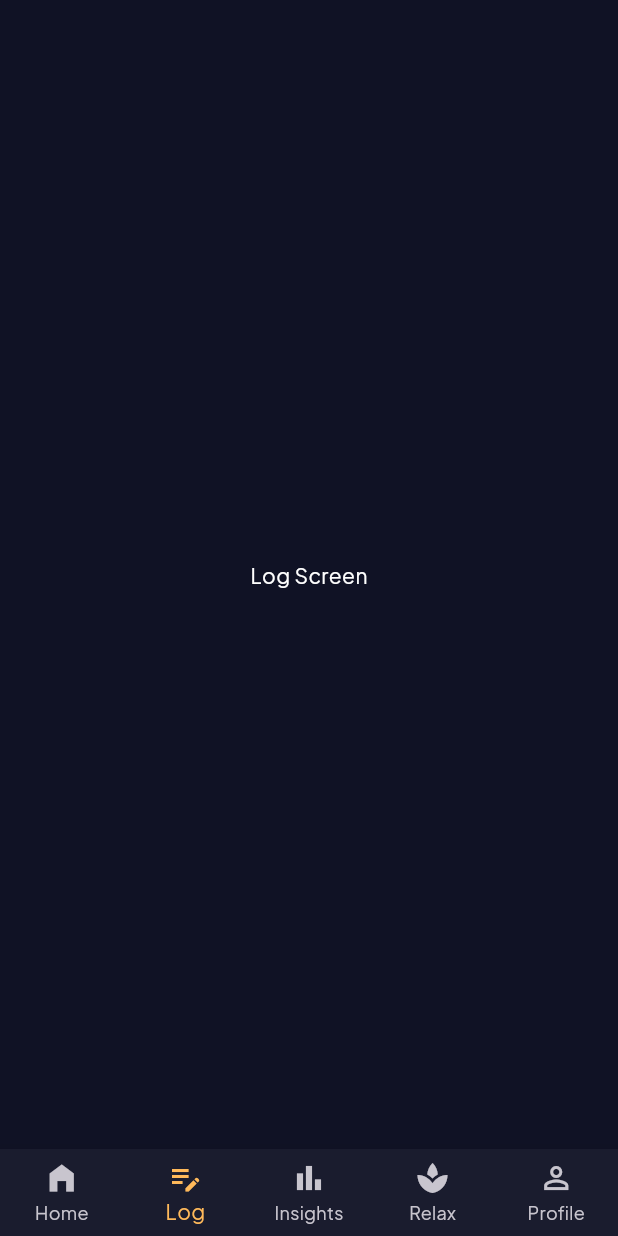
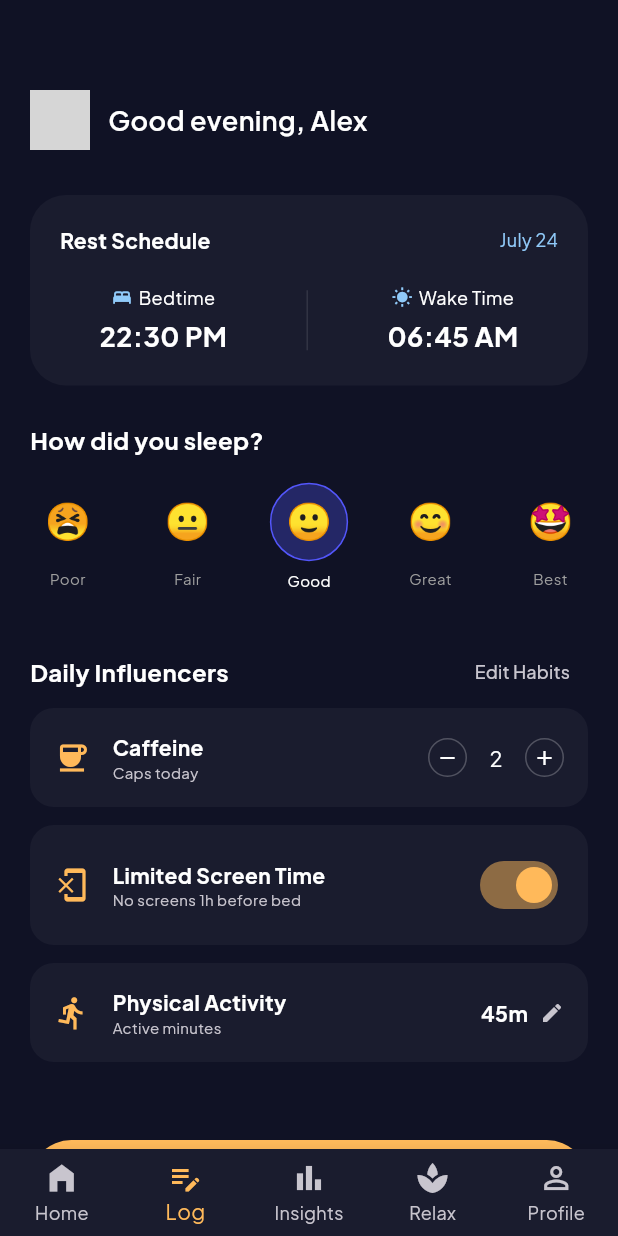
Before and after one commit to raziansabri04/sleep_cycle_buddy, a Flutter app: the screen it shows after launch, item 2 of the bottom bar chosen, on a phone screen of 412 x 824 dp. Run offline on Flutter 3.47's test engine with Material 3 defaults, Android fonts, the phone set to English and light mode, and no system bars; our stand-ins replace fl_chart, google_fonts; network calls fail; grey boxes are pictures that could not be loaded.

Commit message:
Membuat halaman insight dan sleep log

```diff
--- a/lib/main.dart
+++ b/lib/main.dart
@@ -1,6 +1,8 @@
 import 'package:flutter/material.dart';
 import 'package:google_fonts/google_fonts.dart'; // Import Google Fonts
 import 'package:sleep_cycle_buddy/screens/dashboard_screen.dart';
+import 'package:sleep_cycle_buddy/screens/sleep_log_screen.dart';
+import 'package:sleep_cycle_buddy/screens/insight_screen.dart';
 
 void main() {
   runApp(const SleepCycleApp());
@@ -53,9 +55,9 @@ class _MainNavigationState extends State<MainNavigation> {
   int _selectedIndex = 0;
 
   final List<Widget> _screens = [
-    const DashboardScreen(), // Ganti teks placeholder dengan Widget asli
-    const Center(child: Text("Log Screen")),
-    const Center(child: Text("Insights Screen")),
+    const DashboardScreen(),
+    const SleepLogScreen(),
+    const InsightScreen(),
     const Center(child: Text("Relax Screen")),
     const Center(child: Text("Profile Screen")),
   ];
--- /dev/null
+++ b/lib/screens/sleep_log_screen.dart
@@ -0,0 +1,214 @@
+import 'package:flutter/material.dart';
+import 'package:google_fonts/google_fonts.dart';
+
+class SleepLogScreen extends StatefulWidget {
+  const SleepLogScreen({super.key});
+
+  @override
+  State<SleepLogScreen> createState() => _SleepLogScreenState();
+}
+
+class _SleepLogScreenState extends State<SleepLogScreen> {
+  // State untuk menyimpan pilihan user
+  int selectedEmoji = 2; // Default: Good
+  int caffeineCount = 2;
+  bool isLimitedScreenTime = true;
+
+  @override
+  Widget build(BuildContext context) {
+    return Scaffold(
+      body: SingleChildScrollView(
+        padding: const EdgeInsets.symmetric(horizontal: 20),
+        child: Column(
+          crossAxisAlignment: CrossAxisAlignment.start,
+          children: [
+            const SizedBox(height: 60),
+
+            // Header
+            Row(
+              children: [
+                const CircleAvatar(radius: 20, backgroundImage: NetworkImage('https://i.pravatar.cc/150?u=alex')),
+                const SizedBox(width: 12),
+                Text("Good evening, Alex", style: GoogleFonts.plusJakartaSans(fontSize: 18, fontWeight: FontWeight.w600)),
+              ],
+            ),
+            const SizedBox(height: 30),
+
+            // 1. Rest Schedule Card
+            _buildScheduleCard(),
+            const SizedBox(height: 25),
+
+            // 2. Sleep Rating Section
+            Text("How did you sleep?", style: GoogleFonts.plusJakartaSans(fontSize: 16, fontWeight: FontWeight.bold)),
+            const SizedBox(height: 15),
+            _buildEmojiRating(),
+            const SizedBox(height: 30),
+
+            // 3. Daily Influencers Section
+            Row(
+              mainAxisAlignment: MainAxisAlignment.spaceBetween,
+              children: [
+                Text("Daily Influencers", style: GoogleFonts.plusJakartaSans(fontSize: 16, fontWeight: FontWeight.bold)),
+                TextButton(onPressed: () {}, child: const Text("Edit Habits", style: TextStyle(color: Color(0xFFC8C5CE), fontSize: 12))),
+              ],
+            ),
+            _buildInfluencerItem(
+              icon: Icons.coffee,
+              title: "Caffeine",
+              subtitle: "Caps today",
+              trailing: Row(
+                children: [
+                  _circleBtn(Icons.remove, () => setState(() => caffeineCount--)),
+                  Padding(padding: const EdgeInsets.symmetric(horizontal: 15), child: Text("$caffeineCount")),
+                  _circleBtn(Icons.add, () => setState(() => caffeineCount++)),
+                ],
+              ),
+            ),
+            _buildInfluencerItem(
+              icon: Icons.phonelink_erase,
+              title: "Limited Screen Time",
+              subtitle: "No screens 1h before bed",
+              trailing: Switch(
+                value: isLimitedScreenTime,
+                activeColor: const Color(0xFFFFB95A),
+                onChanged: (val) => setState(() => isLimitedScreenTime = val),
+              ),
+            ),
+            _buildInfluencerItem(
+              icon: Icons.directions_run,
+              title: "Physical Activity",
+              subtitle: "Active minutes",
+              trailing: const Row(
+                children: [
+                  Text("45m", style: TextStyle(fontWeight: FontWeight.bold)),
+                  SizedBox(width: 8),
+                  Icon(Icons.edit, size: 16, color: Color(0xFFC8C5CE)),
+                ],
+              ),
+            ),
+
+            const SizedBox(height: 40),
+
+            // 4. Save Button
+            SizedBox(
+              width: double.infinity,
+              height: 55,
+              child: ElevatedButton(
+                onPressed: () {
+                  ScaffoldMessenger.of(context).showSnackBar(const SnackBar(content: Text("Log Saved!")));
+                },
+                style: ElevatedButton.styleFrom(
+                  backgroundColor: const Color(0xFFFFB95A),
+                  shape: RoundedRectangleBorder(borderRadius: BorderRadius.circular(30)),
+                ),
+                child: const Text("Save", style: TextStyle(color: Colors.black, fontWeight: FontWeight.bold, fontSize: 16)),
+              ),
+            ),
+            const SizedBox(height: 40),
+          ],
+        ),
+      ),
+    );
+  }
+
+  Widget _buildScheduleCard() {
+    return Container(
+      padding: const EdgeInsets.all(20),
+      decoration: BoxDecoration(color: const Color(0xFF1A1C2E), borderRadius: BorderRadius.circular(24)),
+      child: Column(
+        children: [
+          Row(
+            mainAxisAlignment: MainAxisAlignment.spaceBetween,
+            children: [
+              const Text("Rest Schedule", style: TextStyle(fontWeight: FontWeight.bold)),
+              Text("July 24", style: TextStyle(color: Colors.blue[200], fontSize: 12)),
+            ],
+          ),
+          const SizedBox(height: 20),
+          Row(
+            mainAxisAlignment: MainAxisAlignment.spaceAround,
+            children: [
+              _timeInfo(Icons.bed, "Bedtime", "22:30 PM"),
+              Container(width: 1, height: 40, color: Colors.white10),
+              _timeInfo(Icons.wb_sunny, "Wake Time", "06:45 AM"),
+            ],
+          )
+        ],
+      ),
+    );
+  }
+
+  Widget _timeInfo(IconData icon, String title, String time) {
+    return Column(
+      children: [
+        Row(children: [Icon(icon, size: 14, color: Colors.blue[200]), const SizedBox(width: 4), Text(title, style: const TextStyle(fontSize: 12))]),
+        const SizedBox(height: 4),
+        Text(time, style: const TextStyle(fontSize: 18, fontWeight: FontWeight.bold)),
+      ],
+    );
+  }
+
+  Widget _buildEmojiRating() {
+    List<String> emojis = ["😫", "😐", "🙂", "😊", "🤩"];
+    List<String> labels = ["Poor", "Fair", "Good", "Great", "Best"];
+    return Row(
+      mainAxisAlignment: MainAxisAlignment.spaceBetween,
+      children: List.generate(5, (index) {
+        bool isSelected = selectedEmoji == index;
+        return GestureDetector(
+          onTap: () => setState(() => selectedEmoji = index),
+          child: Column(
+            children: [
+              Container(
+                padding: const EdgeInsets.all(10),
+                decoration: BoxDecoration(
+                  color: isSelected ? const Color(0xFF5356FB).withOpacity(0.3) : Colors.transparent,
+                  shape: BoxShape.circle,
+                  border: isSelected ? Border.all(color: const Color(0xFF5356FB)) : null,
+                ),
+                child: Text(emojis[index], style: const TextStyle(fontSize: 24)),
+              ),
+              const SizedBox(height: 4),
+              Text(labels[index], style: TextStyle(fontSize: 10, color: isSelected ? Colors.white : Colors.grey)),
+            ],
+          ),
+        );
+      }),
+    );
+  }
+
+  Widget _buildInfluencerItem({required IconData icon, required String title, required String subtitle, required Widget trailing}) {
+    return Container(
+      margin: const EdgeInsets.only(bottom: 12),
+      padding: const EdgeInsets.all(16),
+      decoration: BoxDecoration(color: const Color(0xFF1A1C2E), borderRadius: BorderRadius.circular(16)),
+      child: Row(
+        children: [
+          Icon(icon, color: const Color(0xFFFFB95A)),
+          const SizedBox(width: 15),
+          Expanded(
+            child: Column(
+              crossAxisAlignment: CrossAxisAlignment.start,
+              children: [
+                Text(title, style: const TextStyle(fontWeight: FontWeight.bold)),
+                Text(subtitle, style: const TextStyle(fontSize: 10, color: Color(0xFFC8C5CE))),
+              ],
+            ),
+          ),
+          trailing
+        ],
+      ),
+    );
+  }
+
+  Widget _circleBtn(IconData icon, VoidCallback onTap) {
+    return GestureDetector(
+      onTap: onTap,
+      child: Container(
+        padding: const EdgeInsets.all(4),
+        decoration: BoxDecoration(shape: BoxShape.circle, border: Border.all(color: Colors.white24)),
+        child: Icon(icon, size: 16, color: Colors.white),
+      ),
+    );
+  }
+}
```
Also changed, not shown: lib/screens/insight_screen.dart (added, +167 -0 lines).
